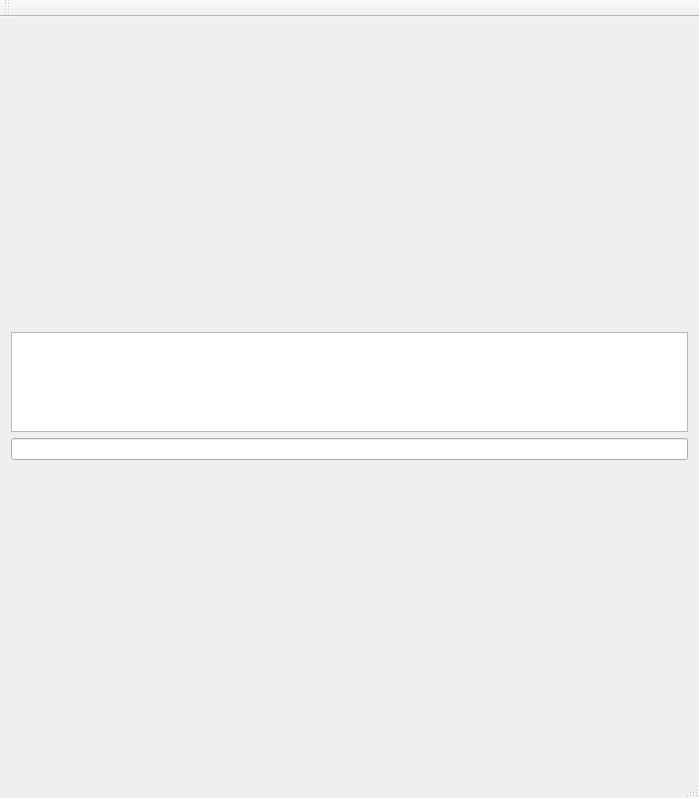
Above: QTUI/qtui.ui from emorywalrus/RhinoLink7 before the change. Below: the same form after it.
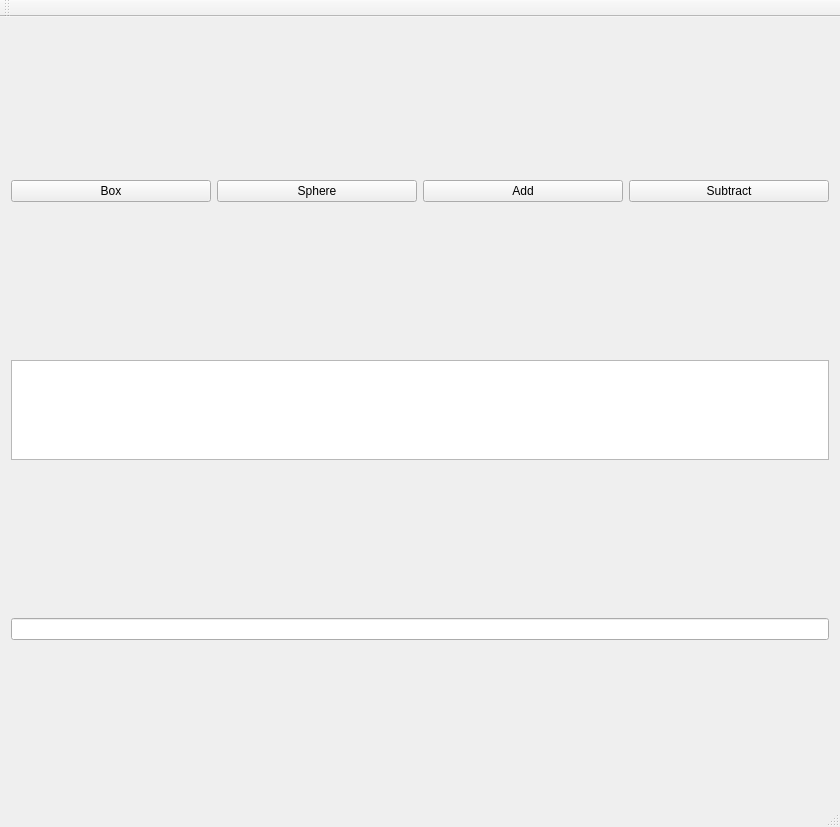
That is the form after the change.

Diff of the .ui file:
```diff
--- a/QTUI/qtui.ui
+++ b/QTUI/qtui.ui
@@ -6,8 +6,8 @@
    <rect>
     <x>0</x>
     <y>0</y>
-    <width>699</width>
-    <height>798</height>
+    <width>840</width>
+    <height>827</height>
    </rect>
   </property>
   <property name="sizePolicy">
@@ -26,14 +26,49 @@
      <verstretch>0</verstretch>
     </sizepolicy>
    </property>
-   <layout class="QGridLayout" name="gridLayout">
-    <item row="3" column="1" colspan="3">
-     <layout class="QVBoxLayout" name="verticalLayout">
-      <property name="sizeConstraint">
-       <enum>QLayout::SetDefaultConstraint</enum>
-      </property>
+   <layout class="QVBoxLayout" name="verticalLayout_3">
+    <item>
+     <layout class="QVBoxLayout" name="verticalLayout" stretch="0,0,0,0">
       <item>
-       <widget class="QTextBrowser" name="retBox">
+       <layout class="QHBoxLayout" name="buttonLayout">
+        <property name="sizeConstraint">
+         <enum>QLayout::SetDefaultConstraint</enum>
+        </property>
+        <item>
+         <widget class="QPushButton" name="boxButton">
+          <property name="text">
+           <string>Box</string>
+          </property>
+         </widget>
+        </item>
+        <item>
+         <widget class="QPushButton" name="sphereButton">
+          <property name="text">
+           <string>Sphere</string>
+          </property>
+         </widget>
+        </item>
+        <item>
+         <widget class="QPushButton" name="addButton">
+          <property name="text">
+           <string>Add</string>
+          </property>
+         </widget>
+        </item>
+        <item>
+         <widget class="QPushButton" name="subtractButton">
+          <property name="text">
+           <string>Subtract</string>
+          </property>
+         </widget>
+        </item>
+       </layout>
+      </item>
+      <item>
+       <layout class="QHBoxLayout" name="rhinoLayout"/>
+      </item>
+      <item>
+       <widget class="QTextBrowser" name="textBrowser">
         <property name="sizePolicy">
          <sizepolicy hsizetype="Expanding" vsizetype="Expanding">
           <horstretch>0</horstretch>
@@ -55,11 +90,7 @@
        </widget>
       </item>
       <item>
-       <widget class="QLineEdit" name="lineEdit">
-        <property name="focusPolicy">
-         <enum>Qt::ClickFocus</enum>
-        </property>
-       </widget>
+       <widget class="QLineEdit" name="lineEdit"/>
       </item>
      </layout>
     </item>
```
Left out of the diff: 2 changed lines with no effect on the pictures.
